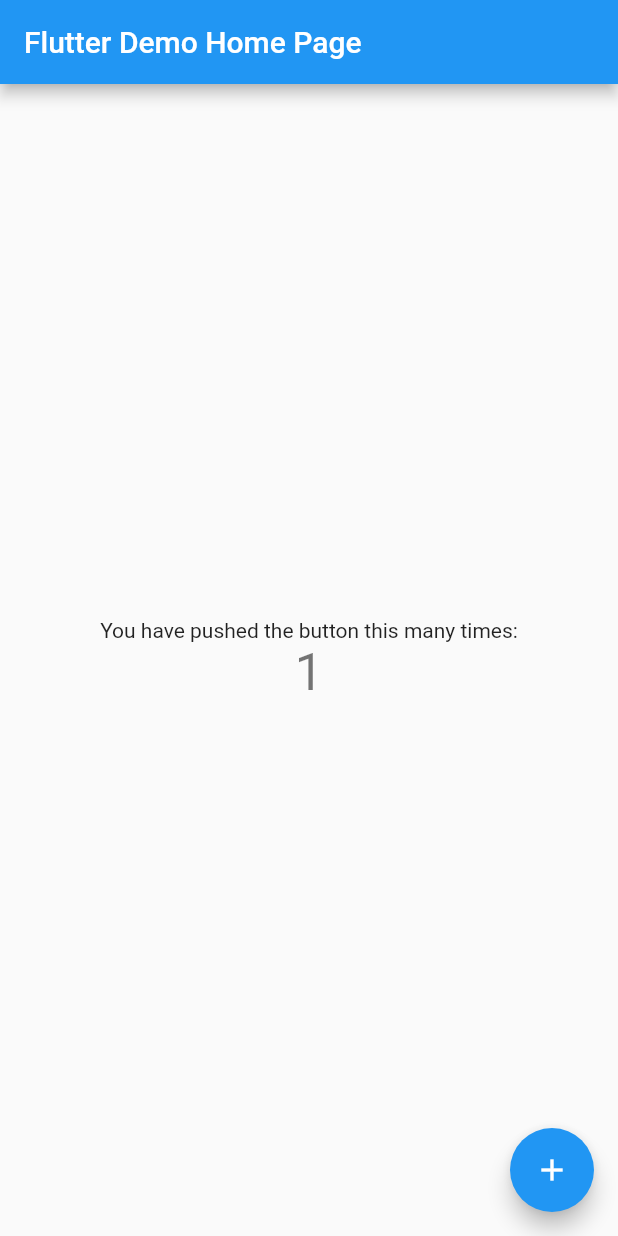
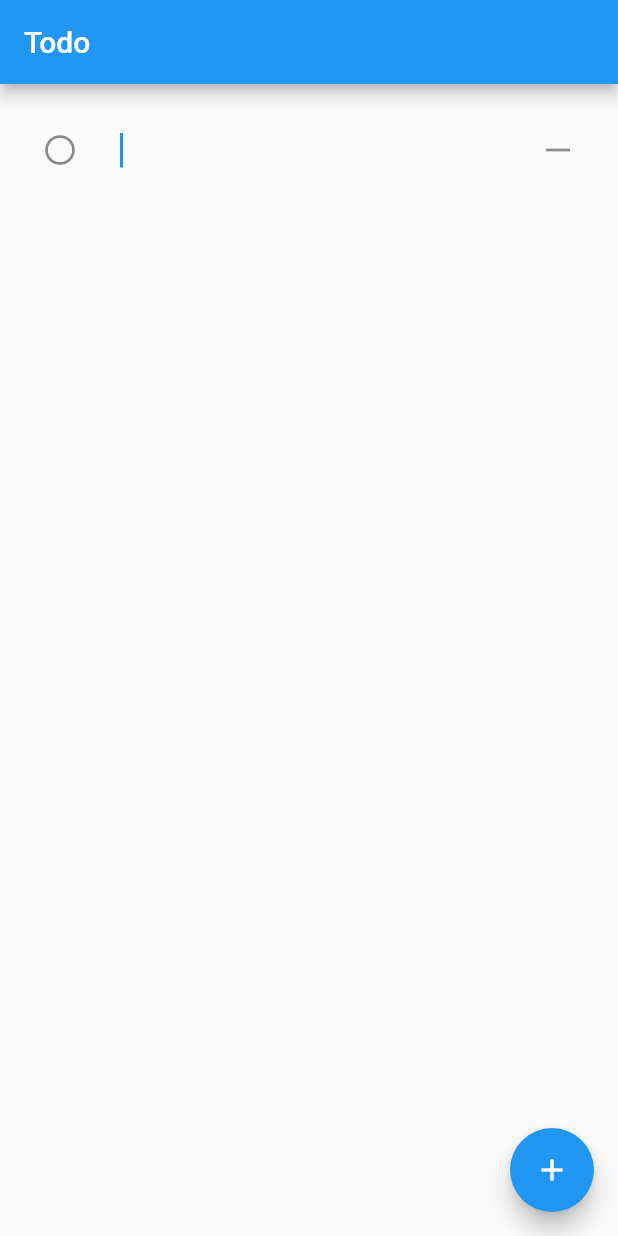
Before and after one commit to obumnwabude/flutter_stacked_todo, a Flutter app: the screen it shows after launch, after a tap on the "add" icon, on a phone screen of 412 x 824 dp. Run offline on Flutter 3.47's test engine with Material 2 defaults, Android fonts, the light colour scheme and no system bars; our stand-ins replace stacked.

Commit message:
build todos screen

```diff
--- a/lib/main.dart
+++ b/lib/main.dart
@@ -1,4 +1,6 @@
 import 'package:flutter/material.dart';
+
+import 'ui/views/todos_screen_view.dart';
 
 void main() {
   runApp(const MyApp());
@@ -7,109 +9,11 @@
 class MyApp extends StatelessWidget {
   const MyApp({Key? key}) : super(key: key);
 
-  // This widget is the root of your application.
   @override
   Widget build(BuildContext context) {
-    return MaterialApp(
-      title: 'Flutter Demo',
-      theme: ThemeData(
-        // This is the theme of your application.
-        //
-        // Try running your application with "flutter run". You'll see the
-        // application has a blue toolbar. Then, without quitting the app, try
-        // changing the primarySwatch below to Colors.green and then invoke
-        // "hot reload" (press "r" in the console where you ran "flutter run",
-        // or simply save your changes to "hot reload" in a Flutter IDE).
-        // Notice that the counter didn't reset back to zero; the application
-        // is not restarted.
-        primarySwatch: Colors.blue,
-      ),
-      home: const MyHomePage(title: 'Flutter Demo Home Page'),
+    return const MaterialApp(
+      home: TodosScreenView(),
+      title: 'Flutter Stacked Todos',
     );
   }
 }
-
-class MyHomePage extends StatefulWidget {
-  const MyHomePage({Key? key, required this.title}) : super(key: key);
-
-  // This widget is the home page of your application. It is stateful, meaning
-  // that it has a State object (defined below) that contains fields that affect
-  // how it looks.
-
-  // This class is the configuration for the state. It holds the values (in this
-  // case the title) provided by the parent (in this case the App widget) and
-  // used by the build method of the State. Fields in a Widget subclass are
-  // always marked "final".
-
-  final String title;
-
-  @override
-  State<MyHomePage> createState() => _MyHomePageState();
-}
-
-class _MyHomePageState extends State<MyHomePage> {
-  int _counter = 0;
-
-  void _incrementCounter() {
-    setState(() {
-      // This call to setState tells the Flutter framework that something has
-      // changed in this State, which causes it to rerun the build method below
-      // so that the display can reflect the updated values. If we changed
-      // _counter without calling setState(), then the build method would not be
-      // called again, and so nothing would appear to happen.
-      _counter++;
-    });
-  }
-
-  @override
-  Widget build(BuildContext context) {
-    // This method is rerun every time setState is called, for instance as done
-    // by the _incrementCounter method above.
-    //
-    // The Flutter framework has been optimized to make rerunning build methods
-    // fast, so that you can just rebuild anything that needs updating rather
-    // than having to individually change instances of widgets.
-    return Scaffold(
-      appBar: AppBar(
-        // Here we take the value from the MyHomePage object that was created by
-        // the App.build method, and use it to set our appbar title.
-        title: Text(widget.title),
-      ),
-      body: Center(
-        // Center is a layout widget. It takes a single child and positions it
-        // in the middle of the parent.
-        child: Column(
-          // Column is also a layout widget. It takes a list of children and
-          // arranges them vertically. By default, it sizes itself to fit its
-          // children horizontally, and tries to be as tall as its parent.
-          //
-          // Invoke "debug painting" (press "p" in the console, choose the
-          // "Toggle Debug Paint" action from the Flutter Inspector in Android
-          // Studio, or the "Toggle Debug Paint" command in Visual Studio Code)
-          // to see the wireframe for each widget.
-          //
-          // Column has various properties to control how it sizes itself and
-          // how it positions its children. Here we use mainAxisAlignment to
-          // center the children vertically; the main axis here is the vertical
-          // axis because Columns are vertical (the cross axis would be
-          // horizontal).
-          mainAxisAlignment: MainAxisAlignment.center,
-          children: <Widget>[
-            const Text(
-              'You have pushed the button this many times:',
-            ),
-            Text(
-              '$_counter',
-              style: Theme.of(context).textTheme.headline4,
-            ),
-          ],
-        ),
-      ),
-      floatingActionButton: FloatingActionButton(
-        onPressed: _incrementCounter,
-        tooltip: 'Increment',
-        child: const Icon(Icons.add),
-      ), // This trailing comma makes auto-formatting nicer for build methods.
-    );
-  }
-}
--- /dev/null
+++ b/lib/models/todo.dart
@@ -0,0 +1,6 @@
+class Todo {
+  bool completed;
+  String content;
+
+  Todo({this.completed = false, this.content = ''});
+}
--- /dev/null
+++ b/lib/ui/views/todos_screen_view.dart
@@ -0,0 +1,67 @@
+import 'package:flutter/material.dart';
+import 'package:stacked/stacked.dart';
+
+import 'todos_screen_viewmodel.dart';
+
+class TodosScreenView extends StatelessWidget {
+  const TodosScreenView({Key? key}) : super(key: key);
+
+  @override
+  Widget build(BuildContext context) {
+    return ViewModelBuilder<TodosScreenViewModel>.reactive(
+      viewModelBuilder: () => TodosScreenViewModel(),
+      builder: (context, model, _) => Scaffold(
+        appBar: AppBar(title: const Text('Todo')),
+        body: ListView(
+          padding: const EdgeInsets.symmetric(vertical: 16),
+          children: [
+            if (model.todos.isEmpty)
+              Opacity(
+                opacity: 0.5,
+                child: Column(
+                  children: const [
+                    SizedBox(height: 64),
+                    Icon(Icons.emoji_food_beverage_outlined, size: 48),
+                    SizedBox(height: 16),
+                    Text('No todos yet. Click + to add a new one.'),
+                  ],
+                ),
+              ),
+            ...model.todos.asMap().entries.map((entry) {
+              return ListTile(
+                leading: IconButton(
+                  icon: Icon(
+                    entry.value.completed
+                        ? Icons.task_alt
+                        : Icons.radio_button_unchecked_outlined,
+                  ),
+                  onPressed: () => model.changeStatus(entry.key),
+                ),
+                title: TextField(
+                  decoration: null,
+                  controller: TextEditingController(text: entry.value.content),
+                  focusNode: entry.key == 0 ? model.firstFocusNode : null,
+                  onChanged: (text) => model.updateContent(text, entry.key),
+                  style: TextStyle(
+                    fontSize: 20,
+                    decoration: entry.value.completed
+                        ? TextDecoration.lineThrough
+                        : null,
+                  ),
+                ),
+                trailing: IconButton(
+                  icon: const Icon(Icons.horizontal_rule_outlined),
+                  onPressed: () => model.removeTodo(entry.key),
+                ),
+              );
+            }),
+          ],
+        ),
+        floatingActionButton: FloatingActionButton(
+          onPressed: model.newTodo,
+          child: const Icon(Icons.add),
+        ),
+      ),
+    );
+  }
+}
--- /dev/null
+++ b/lib/ui/views/todos_screen_viewmodel.dart
@@ -0,0 +1,27 @@
+import 'package:flutter/material.dart';
+import 'package:stacked/stacked.dart';
+
+import '../../models/todo.dart';
+
+class TodosScreenViewModel extends BaseViewModel {
+  final firstFocusNode = FocusNode();
+  final List<Todo> todos = [];
+
+  void changeStatus(int index) {
+    todos[index].completed = !todos[index].completed;
+    notifyListeners();
+  }
+
+  void newTodo() {
+    todos.insert(0, Todo());
+    notifyListeners();
+    firstFocusNode.requestFocus();
+  }
+
+  void removeTodo(int index) {
+    todos.removeAt(index);
+    notifyListeners();
+  }
+
+  void updateContent(String text, int index) => todos[index].content = text;
+}
--- a/pubspec.yaml
+++ b/pubspec.yaml
@@ -34,6 +34,7 @@
   # The following adds the Cupertino Icons font to your application.
   # Use with the CupertinoIcons class for iOS style icons.
   cupertino_icons: ^1.0.2
+  stacked: ^2.3.13
 
 dev_dependencies:
   flutter_test:
```
Also changed, not shown: pubspec.lock.
